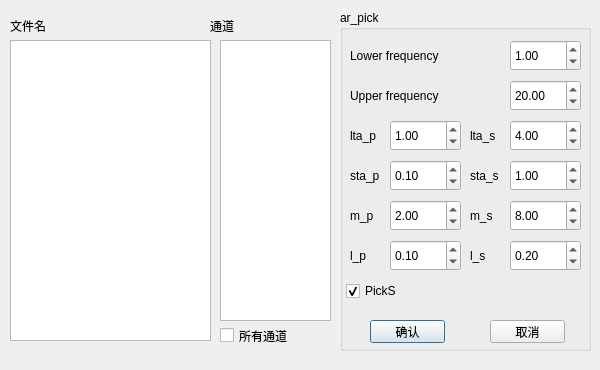
Before: the Qt Designer form main/rcspy_Autopickdialog.ui in Veasonwang/Rcspy, drawn with Qt 5.
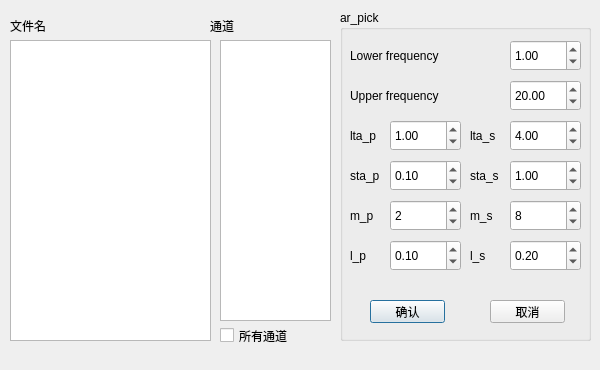
After: the same form once the commit is applied.

Commit message: add pick label function

The edit to the form file:
```diff
--- a/main/rcspy_Autopickdialog.ui
+++ b/main/rcspy_Autopickdialog.ui
@@ -87,7 +87,7 @@
    <property name="geometry">
     <rect>
      <x>370</x>
-     <y>320</y>
+     <y>300</y>
      <width>75</width>
      <height>23</height>
     </rect>
@@ -100,7 +100,7 @@
    <property name="geometry">
     <rect>
      <x>490</x>
-     <y>320</y>
+     <y>300</y>
      <width>75</width>
      <height>23</height>
     </rect>
@@ -115,7 +115,7 @@
      <x>340</x>
      <y>10</y>
      <width>251</width>
-     <height>341</height>
+     <height>331</height>
     </rect>
    </property>
    <property name="title">
@@ -365,7 +365,7 @@
      <string>m_s</string>
     </property>
    </widget>
-   <widget class="QDoubleSpinBox" name="m_s">
+   <widget class="QSpinBox" name="m_s">
     <property name="geometry">
      <rect>
       <x>170</x>
@@ -377,14 +377,11 @@
     <property name="toolTip">
      <string>Number of AR coefficients for the S arrival.</string>
     </property>
-    <property name="maximum">
-     <double>3600.000000000000000</double>
-    </property>
     <property name="value">
-     <double>8.000000000000000</double>
+     <number>8</number>
     </property>
    </widget>
-   <widget class="QDoubleSpinBox" name="m_p">
+   <widget class="QSpinBox" name="m_p">
     <property name="geometry">
      <rect>
       <x>50</x>
@@ -396,11 +393,8 @@
     <property name="toolTip">
      <string>Number of AR coefficients for the P arrival.</string>
     </property>
-    <property name="maximum">
-     <double>3600.000000000000000</double>
-    </property>
     <property name="value">
-     <double>2.000000000000000</double>
+     <number>2</number>
     </property>
    </widget>
    <widget class="QLabel" name="label_10">
@@ -495,25 +489,6 @@
      <double>0.200000000000000</double>
     </property>
    </widget>
-   <widget class="QCheckBox" name="pics_s">
-    <property name="geometry">
-     <rect>
-      <x>6</x>
-      <y>270</y>
-      <width>101</width>
-      <height>22</height>
-     </rect>
-    </property>
-    <property name="toolTip">
-     <string>If True, also pick the S phase, otherwise only the P phase.</string>
-    </property>
-    <property name="text">
-     <string>PickS</string>
-    </property>
-    <property name="checked">
-     <bool>true</bool>
-    </property>
-   </widget>
   </widget>
   <widget class="QCheckBox" name="allchannel_checkbox">
    <property name="geometry">
```
The commit also changes 8 other files.
